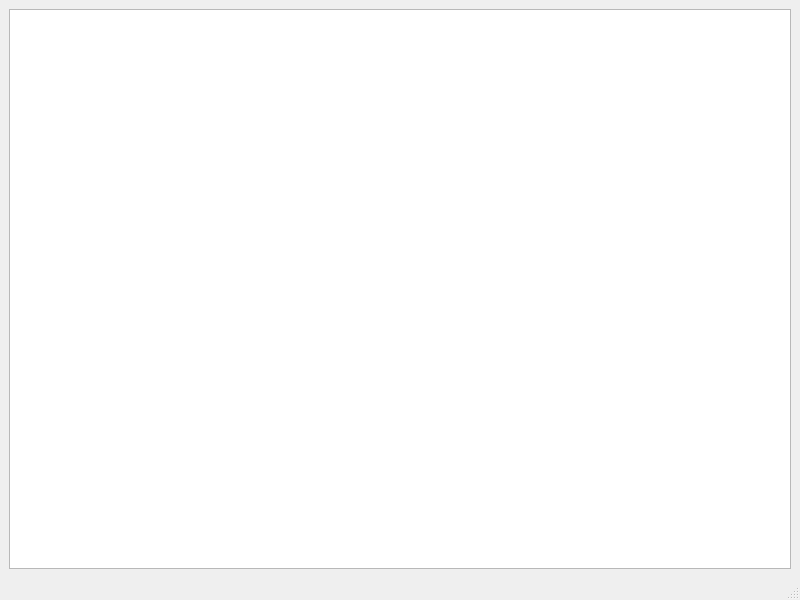
Qt form mainwindow.ui (MindlessDoc/FallModel) before a commit.
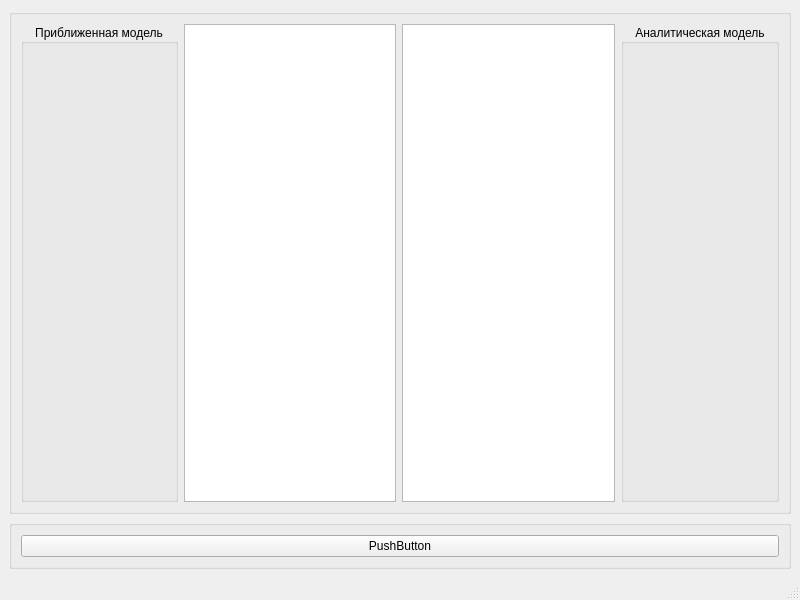
The same form after that commit.

```diff
--- a/mainwindow.ui
+++ b/mainwindow.ui
@@ -14,9 +14,66 @@
    <string>MainWindow</string>
   </property>
   <widget class="QWidget" name="centralwidget">
-   <layout class="QHBoxLayout" name="horizontalLayout">
+   <layout class="QVBoxLayout" name="verticalLayout">
     <item>
-     <widget class="QGraphicsView" name="graphicsView"/>
+     <widget class="QGroupBox" name="groupBox_3">
+      <property name="title">
+       <string/>
+      </property>
+      <layout class="QHBoxLayout" name="horizontalLayout">
+       <item>
+        <widget class="QGroupBox" name="groupBox">
+         <property name="title">
+          <string>Приближенная модель</string>
+         </property>
+         <property name="alignment">
+          <set>Qt::AlignCenter</set>
+         </property>
+        </widget>
+       </item>
+       <item>
+        <widget class="QGraphicsView" name="graphicsView"/>
+       </item>
+       <item>
+        <widget class="QGraphicsView" name="graphicsView_2"/>
+       </item>
+       <item>
+        <widget class="QGroupBox" name="groupBox_2">
+         <property name="acceptDrops">
+          <bool>false</bool>
+         </property>
+         <property name="title">
+          <string>Аналитическая модель</string>
+         </property>
+         <property name="alignment">
+          <set>Qt::AlignCenter</set>
+         </property>
+         <property name="flat">
+          <bool>false</bool>
+         </property>
+         <property name="checkable">
+          <bool>false</bool>
+         </property>
+        </widget>
+       </item>
+      </layout>
+     </widget>
+    </item>
+    <item>
+     <widget class="QGroupBox" name="groupBox_4">
+      <property name="title">
+       <string/>
+      </property>
+      <layout class="QHBoxLayout" name="horizontalLayout_2">
+       <item>
+        <widget class="QPushButton" name="pushButton">
+         <property name="text">
+          <string>PushButton</string>
+         </property>
+        </widget>
+       </item>
+      </layout>
+     </widget>
     </item>
    </layout>
   </widget>
```
